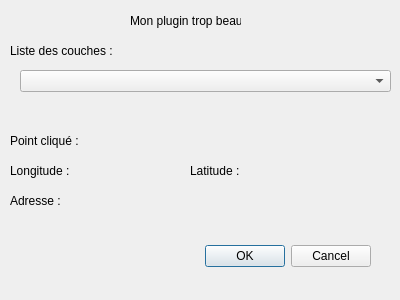
Above: my_plugin_dialog_base.ui from Methode-virtuelle-pur/Plugin_Qgis before the change. Below: the same form after it.
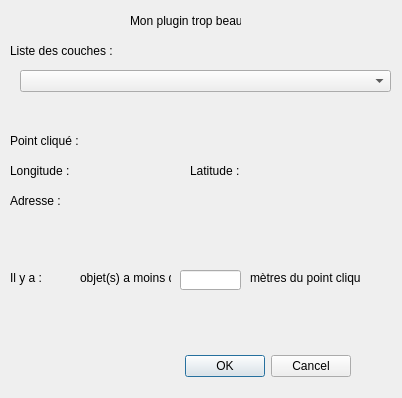
That is the form after the change.

Commit message: USER 4 fait. (Nettoyage des prints de la fonction d'avant, ajout des label pour la user4. Trasnformation du point cliqué dans le SCR de la couches selectionner. Buffer autour du point, intersecttion entre le buffer et la couche selectionné, ajout de message d'erreur directement dans Qgis)

The edit to the form file:
```diff
--- a/my_plugin_dialog_base.ui
+++ b/my_plugin_dialog_base.ui
@@ -6,8 +6,8 @@
    <rect>
     <x>0</x>
     <y>0</y>
-    <width>400</width>
-    <height>300</height>
+    <width>402</width>
+    <height>398</height>
    </rect>
   </property>
   <property name="windowTitle">
@@ -16,8 +16,8 @@
   <widget class="QDialogButtonBox" name="button_box">
    <property name="geometry">
     <rect>
-     <x>30</x>
-     <y>240</y>
+     <x>10</x>
+     <y>350</y>
      <width>341</width>
      <height>32</height>
     </rect>
@@ -117,6 +117,55 @@
     <string>Adresse :</string>
    </property>
   </widget>
+  <widget class="QLabel" name="objet">
+   <property name="geometry">
+    <rect>
+     <x>10</x>
+     <y>270</y>
+     <width>81</width>
+     <height>16</height>
+    </rect>
+   </property>
+   <property name="text">
+    <string>Il y a :</string>
+   </property>
+  </widget>
+  <widget class="QLabel" name="label_5">
+   <property name="geometry">
+    <rect>
+     <x>80</x>
+     <y>270</y>
+     <width>91</width>
+     <height>16</height>
+    </rect>
+   </property>
+   <property name="text">
+    <string>objet(s) a moins de </string>
+   </property>
+  </widget>
+  <widget class="QLineEdit" name="distance">
+   <property name="geometry">
+    <rect>
+     <x>180</x>
+     <y>270</y>
+     <width>61</width>
+     <height>20</height>
+    </rect>
+   </property>
+  </widget>
+  <widget class="QLabel" name="label_6">
+   <property name="geometry">
+    <rect>
+     <x>250</x>
+     <y>270</y>
+     <width>111</width>
+     <height>16</height>
+    </rect>
+   </property>
+   <property name="text">
+    <string>mètres du point cliqué</string>
+   </property>
+  </widget>
  </widget>
  <resources/>
  <connections>
```
The commit also changes 2 other files.
